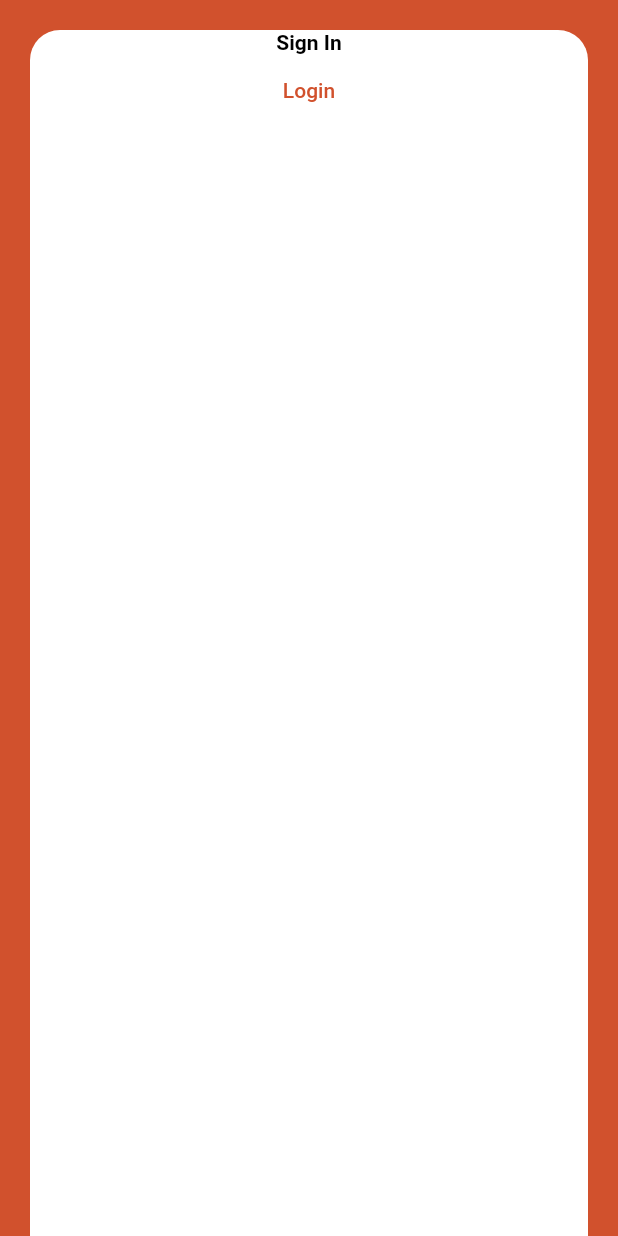
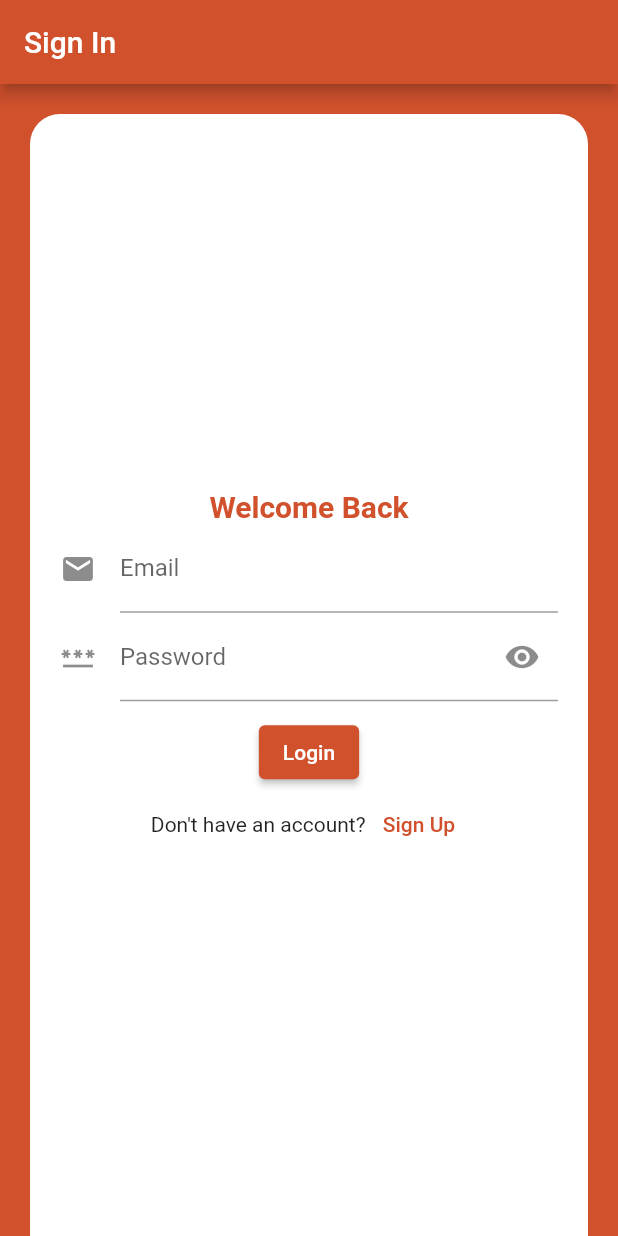
Before and after one commit to istaqom/blankpassword, a Flutter app: the screen it shows after launch, on a phone screen of 412 x 824 dp. Run offline on Flutter 3.47's test engine with Material 2 defaults, Android fonts, the phone set to English and light mode, and no system bars; Roboto replaces fonts that are missing (Monsterrat); project files that could hold a hidden picture were left out.

Commit message:
create view for login and sign up

```diff
--- /dev/null
+++ b/lib/auth.dart
@@ -0,0 +1,168 @@
+import 'package:blankpassword/widget/password_field.dart';
+import 'package:flutter/material.dart';
+
+import 'app.dart';
+import 'password.dart';
+
+class LoginWidget extends StatefulWidget {
+  const LoginWidget({super.key});
+
+  @override
+  State<LoginWidget> createState() => _LoginWidgetState();
+}
+
+class _LoginWidgetState extends State<LoginWidget> {
+  final email = TextEditingController();
+  final password = TextEditingController();
+  @override
+  Widget build(BuildContext context) {
+    return Scaffold(
+      appBar: AppBar(
+        title: const Text("Sign In"),
+      ),
+      body: AppContainer(
+        child: Padding(
+          padding: const EdgeInsets.all(20.0),
+          child: Column(
+            mainAxisAlignment: MainAxisAlignment.center,
+            crossAxisAlignment: CrossAxisAlignment.center,
+            children: [
+              Text(
+                "Welcome Back",
+                style: TextStyle(
+                  fontSize: 20,
+                  fontWeight: FontWeight.w700,
+                  color: Theme.of(context).primaryColor,
+                ),
+              ),
+              TextField(
+                controller: email,
+                decoration: const InputDecoration(
+                  labelText: "Email",
+                  icon: Icon(Icons.email),
+                ),
+              ),
+              PasswordField(
+                labelText: "Password",
+                controller: password,
+              ),
+              const SizedBox(height: 10),
+              ElevatedButton(
+                onPressed: () {
+                  Navigator.pushReplacement(
+                    context,
+                    MaterialPageRoute(
+                      builder: (context) => const YourPasswordPageWidget(),
+                    ),
+                  );
+                },
+                child: const Text("Login"),
+              ),
+              Row(
+                mainAxisAlignment: MainAxisAlignment.center,
+                children: [
+                  const Text("Don't have an account? "),
+                  TextButton(
+                    child: const Text("Sign Up"),
+                    onPressed: () {
+                      Navigator.pushReplacement(
+                        context,
+                        MaterialPageRoute(
+                          builder: (context) => const RegisterWidget(),
+                        ),
+                      );
+                    },
+                  ),
+                ],
+              )
+            ],
+          ),
+        ),
+      ),
+    );
+  }
+}
+
+class RegisterWidget extends StatefulWidget {
+  const RegisterWidget({super.key});
+
+  @override
+  State<RegisterWidget> createState() => _RegisterWidgetState();
+}
+
+class _RegisterWidgetState extends State<RegisterWidget> {
+  final email = TextEditingController();
+  final password = TextEditingController();
+  final confirmPassword = TextEditingController();
+
+  @override
+  Widget build(BuildContext context) {
+    return Scaffold(
+      appBar: AppBar(
+        title: const Text("Sign Up"),
+      ),
+      body: AppContainer(
+        child: Padding(
+          padding: const EdgeInsets.all(20.0),
+          child: Column(
+            mainAxisAlignment: MainAxisAlignment.center,
+            crossAxisAlignment: CrossAxisAlignment.center,
+            children: <Widget>[
+              const Text(
+                "Hello!",
+                style: TextStyle(
+                  fontWeight: FontWeight.w700,
+                  fontSize: 20,
+                ),
+              ),
+              TextField(
+                controller: email,
+                decoration: const InputDecoration(
+                  labelText: "Email",
+                  icon: Icon(Icons.email),
+                ),
+              ),
+              PasswordField(
+                controller: password,
+                labelText: "Password",
+              ),
+              PasswordField(
+                controller: confirmPassword,
+                labelText: "Confirm Password",
+              ),
+              const SizedBox(height: 20),
+              ElevatedButton(
+                onPressed: () {
+                  Navigator.pushReplacement(
+                    context,
+                    MaterialPageRoute(
+                      builder: (context) => const YourPasswordPageWidget(),
+                    ),
+                  );
+                },
+                child: const Text("Sign Up"),
+              ),
+              Row(
+                mainAxisAlignment: MainAxisAlignment.center,
+                children: [
+                  const Text("Already have an account? "),
+                  TextButton(
+                    child: const Text("Sign In"),
+                    onPressed: () {
+                      Navigator.pushReplacement(
+                        context,
+                        MaterialPageRoute(
+                          builder: (context) => const LoginWidget(),
+                        ),
+                      );
+                    },
+                  ),
+                ],
+              )
+            ],
+          ),
+        ),
+      ),
+    );
+  }
+}
--- a/lib/main.dart
+++ b/lib/main.dart
@@ -1,7 +1,7 @@
-import 'app.dart';
+import 'package:blankpassword/auth.dart';
+
 import 'package:flutter/material.dart';
 
-import 'password.dart';
 
 void main() {
   runApp(const MyApp());
@@ -40,61 +40,7 @@ class MyApp extends StatelessWidget {
         scaffoldBackgroundColor: buildMaterialColor(const Color(0xffd1512d)),
         fontFamily: 'Monsterrat',
       ),
-      home: const MyHomePage(title: 'BlankPassword'),
+      home: const LoginWidget(),
     );
   }
 }
-
-class MyHomePage extends StatefulWidget {
-  const MyHomePage({super.key, required this.title});
-
-  // This widget is the home page of your application. It is stateful, meaning
-  // that it has a State object (defined below) that contains fields that affect
-  // how it looks.
-
-  // This class is the configuration for the state. It holds the values (in this
-  // case the title) provided by the parent (in this case the App widget) and
-  // used by the build method of the State. Fields in a Widget subclass are
-  // always marked "final".
-
-  final String title;
-
-  @override
-  State<MyHomePage> createState() => _MyHomePageState();
-}
-
-class _MyHomePageState extends State<MyHomePage> {
-  @override
-  Widget build(BuildContext context) {
-    return Scaffold(
-      // appBar: AppBar(
-      //   title: Text(widget.title),
-      // ),
-      body: AppContainer(
-        child: Column(
-          children: <Widget>[
-            const Text(
-              "Sign In",
-              style: TextStyle(
-                color: Colors.black,
-                fontWeight: FontWeight.bold,
-              ),
-            ),
-            TextButton(
-              onPressed: () {
-                Navigator.pushReplacement(
-                  context,
-                  MaterialPageRoute(
-                    builder: (context) => const YourPasswordPageWidget(),
-                  ),
-                );
-              },
-              child: const Text("Login"),
-            ),
-            Row() // biar gk kecil
-          ],
-        ), // This trailing comma makes auto-formatting nicer for build methods.
-      ),
-    );
-  }
-}
```
